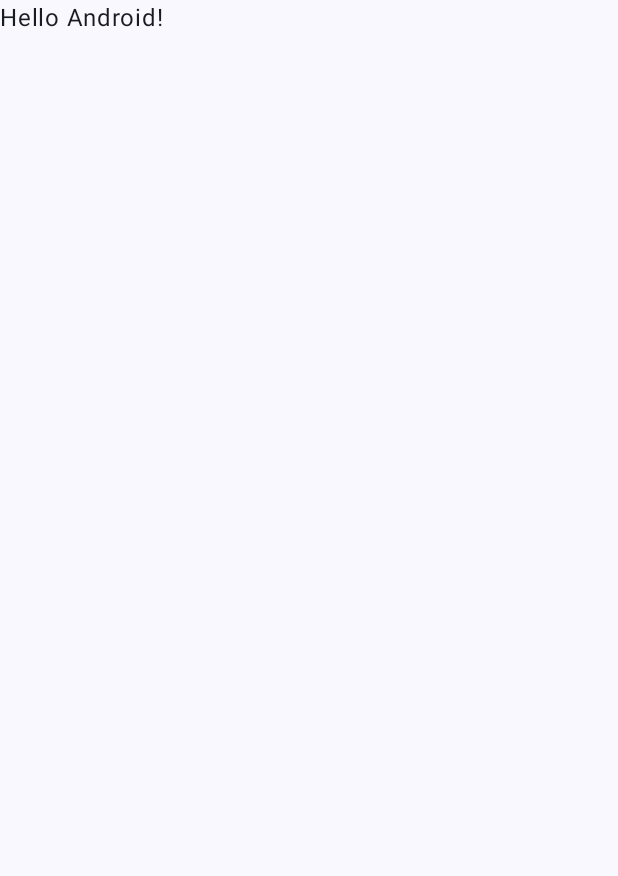
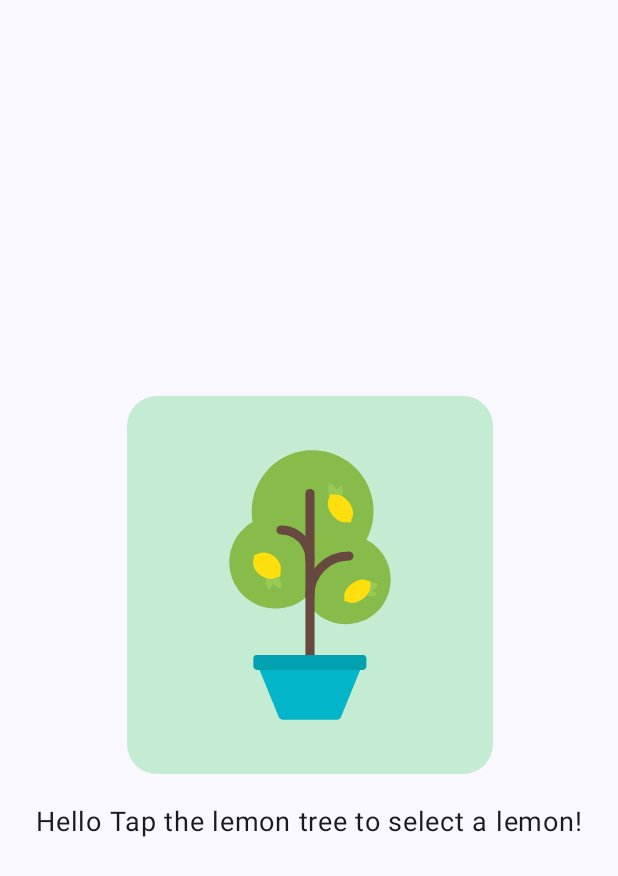
Before and after one commit to bhargavva/Lemonade, an Android app built with Jetpack Compose: the screen it shows after launch (MainActivity), on a phone screen of 412 x 824 dp. Before the commit the part shown is almost empty. Shown: the top 876 px of the screen. Run offline under Robolectric (Android 15) with nearby library versions, the phone set to English and light mode, and no system bars.

Commit message:
Build user Interface and added logic to lemonade.
This commit creates adds Button, Image, and Instruction text to the user interface. And also adds login to build the lemonade app.

```diff
--- a/app/src/main/java/com/apptechinnovationlab/lemonade/MainActivity.kt
+++ b/app/src/main/java/com/apptechinnovationlab/lemonade/MainActivity.kt
@@ -3,14 +3,34 @@ package com.apptechinnovationlab.lemonade
 import android.os.Bundle
 import androidx.activity.ComponentActivity
 import androidx.activity.compose.setContent
+import androidx.compose.foundation.Image
+import androidx.compose.foundation.layout.Arrangement
+import androidx.compose.foundation.layout.Column
 import androidx.compose.foundation.layout.fillMaxSize
+import androidx.compose.foundation.layout.padding
+import androidx.compose.foundation.layout.wrapContentSize
+import androidx.compose.foundation.shape.RoundedCornerShape
+import androidx.compose.material3.Button
+import androidx.compose.material3.ButtonDefaults
 import androidx.compose.material3.MaterialTheme
 import androidx.compose.material3.Surface
 import androidx.compose.material3.Text
 import androidx.compose.runtime.Composable
+import androidx.compose.runtime.getValue
+import androidx.compose.runtime.mutableStateOf
+import androidx.compose.runtime.remember
+import androidx.compose.runtime.setValue
+import androidx.compose.ui.Alignment
 import androidx.compose.ui.Modifier
+import androidx.compose.ui.graphics.Color
+import androidx.compose.ui.graphics.vector.ImageVector
+import androidx.compose.ui.res.stringResource
+import androidx.compose.ui.res.vectorResource
 import androidx.compose.ui.tooling.preview.Preview
+import androidx.compose.ui.unit.dp
+import androidx.compose.ui.unit.sp
 import com.apptechinnovationlab.lemonade.ui.theme.LemonadeTheme
+
 
 class MainActivity : ComponentActivity() {
     override fun onCreate(savedInstanceState: Bundle?) {
@@ -22,7 +42,7 @@ class MainActivity : ComponentActivity() {
                     modifier = Modifier.fillMaxSize(),
                     color = MaterialTheme.colorScheme.background
                 ) {
-                    Greeting("Android")
+                    LemonadeApp()
                 }
             }
         }
@@ -30,17 +50,68 @@ class MainActivity : ComponentActivity() {
 }
 
 @Composable
-fun Greeting(name: String, modifier: Modifier = Modifier) {
-    Text(
-        text = "Hello $name!",
+fun ImageTextComponent(instruction: String, modifier: Modifier = Modifier) {
+
+    var tapCount by remember { mutableStateOf(1) }
+
+    var imageResource: Int = when(tapCount){
+        1 -> R.drawable.lemon_tree
+        in 2..4 -> R.drawable.lemon_squeeze
+        5 -> R.drawable.lemon_drink
+        6 -> R.drawable.lemon_restart
+        else -> {
+            tapCount = 1
+            R.drawable.lemon_tree
+        }
+    }
+
+    var stringResource: Int = when(tapCount){
+        1 -> R.string.tap_lemon_tree
+        in 2..4 -> R.string.tap_lemon_label
+        5 -> R.string.glass_of_lemonade
+        6 -> R.string.tap_empty_glass_label
+        else -> {
+            tapCount = 1
+            R.string.tap_lemon_tree
+        }
+    }
+
+    Column(
+        horizontalAlignment = Alignment.CenterHorizontally,
+        verticalArrangement = Arrangement.Center,
         modifier = modifier
-    )
+    ) {
+        Button(
+            colors = ButtonDefaults.buttonColors(containerColor = Color(0xFFC3ECD2)),
+            onClick = { tapCount++ },
+            shape = RoundedCornerShape(20.dp)
+        ) {
+            Image(
+                imageVector = ImageVector.vectorResource(imageResource),
+                contentDescription = stringResource(
+                    id = R.string.lemon_tree
+                )
+                ,
+                modifier = Modifier.padding(18.dp)
+            )
+        }
+        Text(
+            text = "Hello $instruction!",
+            fontSize = 18.sp,
+            modifier = Modifier.padding(top = 20.dp)
+        )
+    }
 }
 
 @Preview(showBackground = true)
 @Composable
-fun GreetingPreview() {
+fun LemonadeApp() {
     LemonadeTheme {
-        Greeting("Android")
+        ImageTextComponent(
+            stringResource(id = R.string.tap_lemon_tree),
+            modifier = Modifier
+                .fillMaxSize()
+                .wrapContentSize(align = Alignment.Center)
+        )
     }
 }
```
